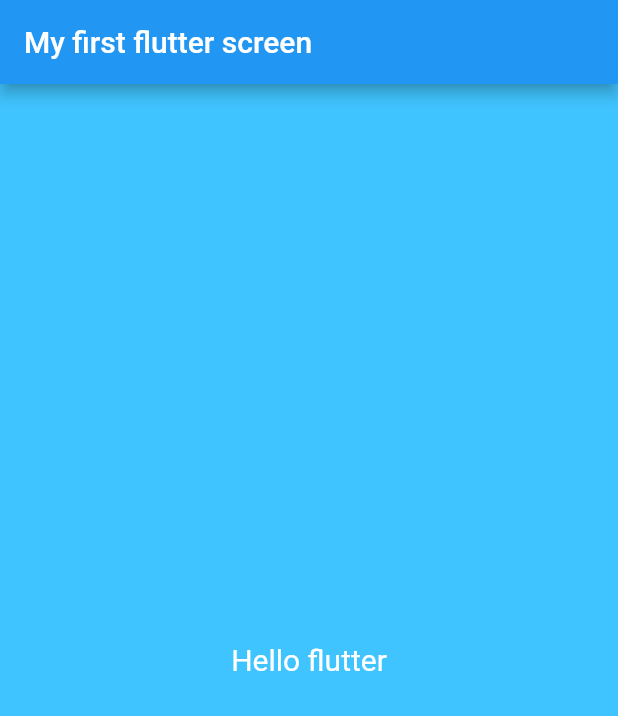
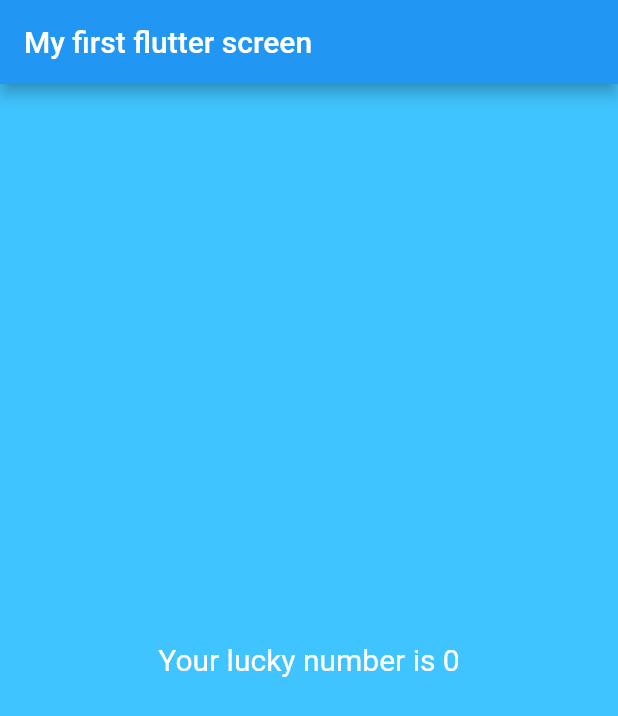
Before and after one commit to raystatic/First_flutter_app, a Flutter app: the screen it shows after launch, on a phone screen of 412 x 824 dp. Shown: the top 716 px of the screen. Run offline on Flutter 3.47's test engine with Material 2 defaults, Android fonts, the phone set to English and light mode, and no system bars.

Commit message:
added lucky number logic using function in dartr

```diff
--- a/lib/app_screens/first_screen.dart
+++ b/lib/app_screens/first_screen.dart
@@ -1,3 +1,5 @@
+import 'dart:math';
+
 import 'package:flutter/material.dart';
 
 class FirstScreen extends StatelessWidget{
@@ -8,11 +10,19 @@ class FirstScreen extends StatelessWidget{
         color: Colors.lightBlueAccent,
         child:   Center(
             child: Text(
-              "Hello flutter",
+              "Your lucky number is ${generateLuckyNumber()}",
               textDirection: TextDirection.ltr,
               style: TextStyle(color: Colors.white, fontSize: 20.0),
             )
         )
     );
   }
+
+  int generateLuckyNumber(){
+
+    var random = Random();
+
+    return random.nextInt(10);
+
+  }
 }
```
